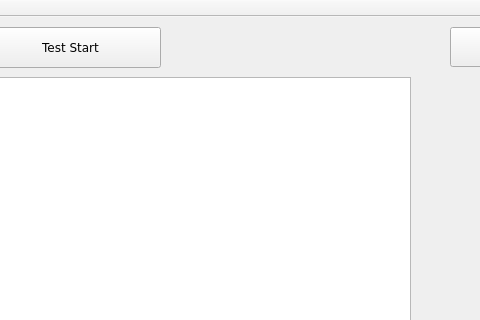
shnomad/Battery-Test, file mainwindow.ui: the form before one commit; both pictures show x 230 to 710 and y 0 to 320 of the 1024 by 600 pixel window.
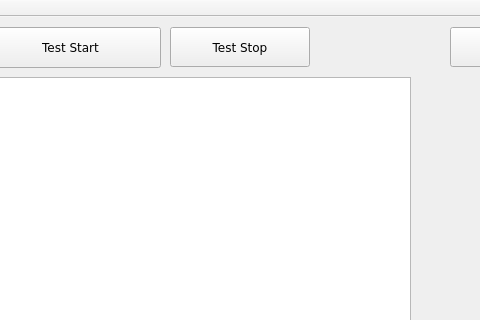
The form after the commit.

```diff
--- a/mainwindow.ui
+++ b/mainwindow.ui
@@ -115,6 +115,24 @@
      <string/>
     </property>
    </widget>
+   <widget class="QPushButton" name="test_stop">
+    <property name="geometry">
+     <rect>
+      <x>400</x>
+      <y>10</y>
+      <width>140</width>
+      <height>40</height>
+     </rect>
+    </property>
+    <property name="font">
+     <font>
+      <pointsize>9</pointsize>
+     </font>
+    </property>
+    <property name="text">
+     <string>Test Stop</string>
+    </property>
+   </widget>
   </widget>
   <widget class="QMenuBar" name="menuBar">
    <property name="geometry">
```
